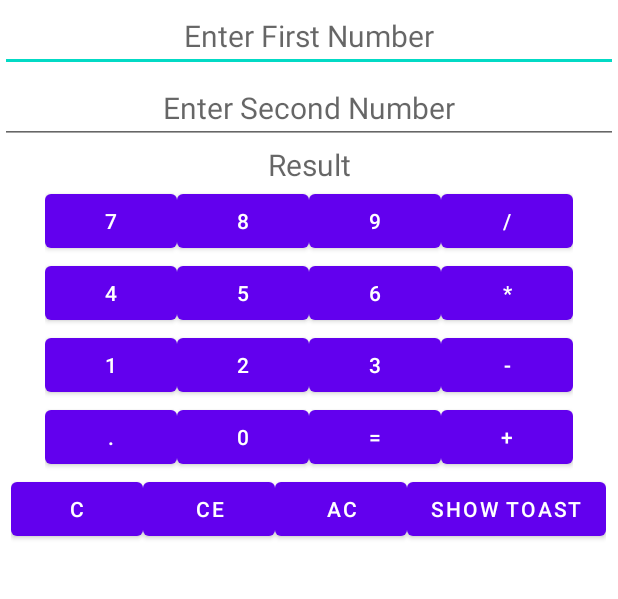
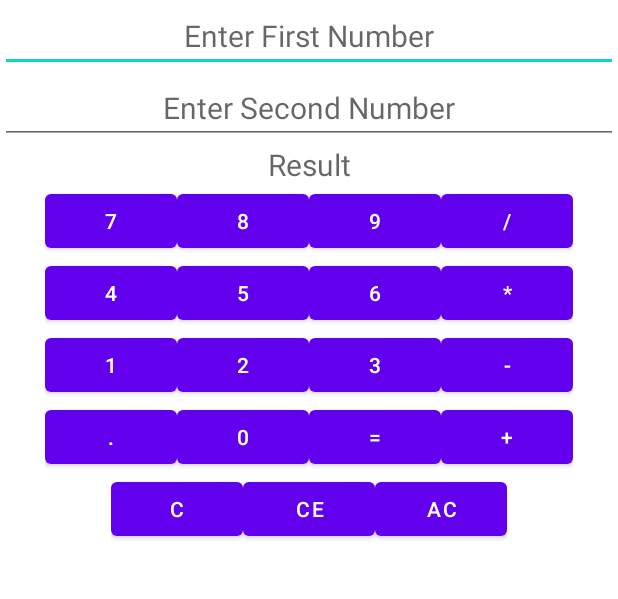
Before and after one commit to PramodD67/Simple-calculator-lab2, an Android app: the screen it shows after launch (MainActivity), on a phone screen of 412 x 824 dp, the part 125-724 px from its top. Run offline under Robolectric (Android 15) with nearby library versions, the phone set to English and light mode, and no system bars.

Commit message:
removed toast

```diff
--- a/app/src/main/res/layout/activity_main.xml
+++ b/app/src/main/res/layout/activity_main.xml
@@ -257,13 +257,6 @@
             android:onClick="All_clear"
             />
 
-        <Button
-            android:layout_width="wrap_content"
-            android:layout_height="wrap_content"
-            android:text="show toast"
-            android:onClick="show_toast"
-            />
-
     </LinearLayout>
 
 </LinearLayout>
```
Also changed, not shown: app/src/main/java/com/pramod/calculator_lab_prgm2/MainActivity.java (+2 -33 lines).
